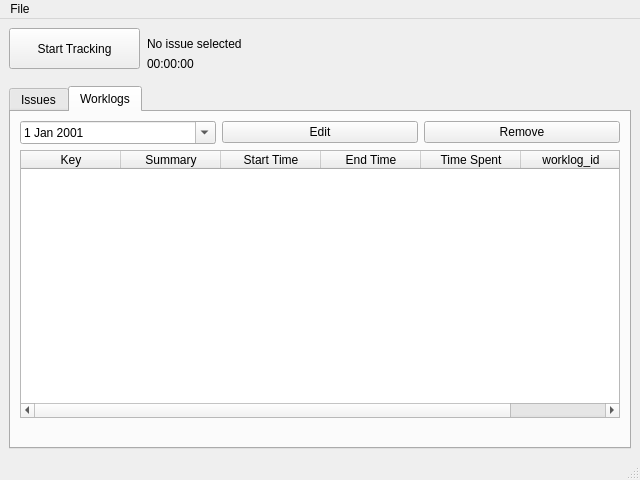
Above: resources/main_window.ui from citizen-stig/pyjtt before the change. Below: the same form after it.
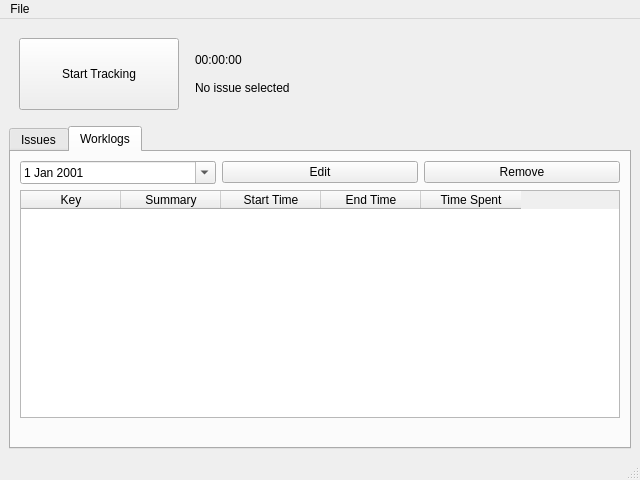
That is the form after the change. The open tabs and pages were chosen to show the change. Icons and pictures are not drawn.

Commit message: Migration part 3: start GUI refactoring

Diff of the .ui file:
```diff
--- a/resources/main_window.ui
+++ b/resources/main_window.ui
@@ -34,7 +34,7 @@
     <item row="1" column="0">
      <widget class="QTabWidget" name="tabWidget">
       <property name="currentIndex">
-       <number>0</number>
+       <number>1</number>
       </property>
       <widget class="QWidget" name="tabIssues">
        <attribute name="title">
@@ -81,6 +81,9 @@
           <property name="selectionBehavior">
            <enum>QAbstractItemView::SelectRows</enum>
           </property>
+          <property name="gridStyle">
+           <enum>Qt::DotLine</enum>
+          </property>
           <property name="sortingEnabled">
            <bool>true</bool>
           </property>
@@ -93,6 +96,9 @@
           <attribute name="horizontalHeaderMinimumSectionSize">
            <number>30</number>
           </attribute>
+          <attribute name="horizontalHeaderStretchLastSection">
+           <bool>true</bool>
+          </attribute>
           <attribute name="verticalHeaderVisible">
            <bool>false</bool>
           </attribute>
@@ -109,6 +115,9 @@
            <property name="text">
             <string>Key</string>
            </property>
+           <property name="textAlignment">
+            <set>AlignHCenter|AlignVCenter|AlignCenter</set>
+           </property>
           </column>
           <column>
            <property name="text">
@@ -124,24 +133,13 @@
         <string>Worklogs</string>
        </attribute>
        <layout class="QGridLayout" name="gridLayout_2">
-        <item row="0" column="0">
-         <widget class="QDateEdit" name="dateDayWorklogEdit">
-          <property name="calendarPopup">
-           <bool>true</bool>
-          </property>
-          <property name="date">
-           <date>
-            <year>2001</year>
-            <month>1</month>
-            <day>1</day>
-           </date>
-          </property>
-         </widget>
-        </item>
-        <item row="0" column="1">
-         <widget class="QPushButton" name="editWorklog">
+        <item row="2" column="0" colspan="3">
+         <widget class="QLabel" name="labelDaySummary">
           <property name="text">
-           <string>Edit</string>
+           <string/>
+          </property>
+          <property name="alignment">
+           <set>Qt::AlignRight|Qt::AlignTrailing|Qt::AlignVCenter</set>
           </property>
          </widget>
         </item>
@@ -169,19 +167,37 @@
           <property name="selectionBehavior">
            <enum>QAbstractItemView::SelectRows</enum>
           </property>
+          <property name="gridStyle">
+           <enum>Qt::DashLine</enum>
+          </property>
           <property name="sortingEnabled">
            <bool>true</bool>
           </property>
+          <attribute name="horizontalHeaderCascadingSectionResizes">
+           <bool>false</bool>
+          </attribute>
+          <attribute name="horizontalHeaderHighlightSections">
+           <bool>true</bool>
+          </attribute>
+          <attribute name="horizontalHeaderStretchLastSection">
+           <bool>false</bool>
+          </attribute>
           <attribute name="verticalHeaderVisible">
            <bool>false</bool>
           </attribute>
           <attribute name="verticalHeaderDefaultSectionSize">
            <number>22</number>
           </attribute>
+          <attribute name="verticalHeaderStretchLastSection">
+           <bool>false</bool>
+          </attribute>
           <column>
            <property name="text">
             <string>Key</string>
            </property>
+           <property name="textAlignment">
+            <set>AlignHCenter|AlignVCenter|AlignCenter</set>
+           </property>
           </column>
           <column>
            <property name="text">
@@ -192,31 +208,52 @@
            <property name="text">
             <string>Start Time</string>
            </property>
+           <property name="textAlignment">
+            <set>AlignHCenter|AlignVCenter|AlignCenter</set>
+           </property>
           </column>
           <column>
            <property name="text">
             <string>End Time</string>
            </property>
+           <property name="textAlignment">
+            <set>AlignHCenter|AlignVCenter|AlignCenter</set>
+           </property>
           </column>
           <column>
            <property name="text">
             <string>Time Spent</string>
            </property>
-          </column>
-          <column>
-           <property name="text">
-            <string>worklog_id</string>
+           <property name="textAlignment">
+            <set>AlignHCenter|AlignVCenter|AlignCenter</set>
            </property>
           </column>
          </widget>
         </item>
-        <item row="2" column="0" colspan="3">
-         <widget class="QLabel" name="labelDaySummary">
+        <item row="0" column="1">
+         <widget class="QPushButton" name="editWorklog">
           <property name="text">
-           <string/>
+           <string>Edit</string>
           </property>
-          <property name="alignment">
-           <set>Qt::AlignRight|Qt::AlignTrailing|Qt::AlignVCenter</set>
+         </widget>
+        </item>
+        <item row="0" column="0">
+         <widget class="QDateEdit" name="dateDayWorklogEdit">
+          <property name="sizePolicy">
+           <sizepolicy hsizetype="Preferred" vsizetype="Maximum">
+            <horstretch>0</horstretch>
+            <verstretch>0</verstretch>
+           </sizepolicy>
+          </property>
+          <property name="calendarPopup">
+           <bool>true</bool>
+          </property>
+          <property name="date">
+           <date>
+            <year>2001</year>
+            <month>1</month>
+            <day>1</day>
+           </date>
           </property>
          </widget>
         </item>
@@ -225,85 +262,123 @@
      </widget>
     </item>
     <item row="0" column="0">
-     <layout class="QFormLayout" name="formLayout">
+     <layout class="QVBoxLayout" name="verticalLayout_4">
       <property name="sizeConstraint">
        <enum>QLayout::SetDefaultConstraint</enum>
       </property>
-      <property name="fieldGrowthPolicy">
-       <enum>QFormLayout::FieldsStayAtSizeHint</enum>
-      </property>
-      <item row="0" column="1">
-       <widget class="QWidget" name="widgetOnlineTracking" native="true">
-        <layout class="QVBoxLayout" name="verticalLayout" stretch="0,0">
-         <property name="sizeConstraint">
-          <enum>QLayout::SetDefaultConstraint</enum>
-         </property>
-         <property name="leftMargin">
-          <number>1</number>
-         </property>
-         <item>
-          <widget class="QLabel" name="labelSelectedIssue">
-           <property name="sizePolicy">
-            <sizepolicy hsizetype="Preferred" vsizetype="Preferred">
-             <horstretch>0</horstretch>
-             <verstretch>0</verstretch>
-            </sizepolicy>
-           </property>
-           <property name="acceptDrops">
-            <bool>false</bool>
-           </property>
-           <property name="text">
-            <string>No issue selected</string>
-           </property>
-           <property name="scaledContents">
-            <bool>false</bool>
-           </property>
-           <property name="margin">
-            <number>0</number>
-           </property>
-           <property name="indent">
-            <number>-1</number>
-           </property>
-           <property name="textInteractionFlags">
-            <set>Qt::TextSelectableByMouse</set>
-           </property>
-          </widget>
-         </item>
-         <item>
-          <widget class="QLabel" name="labelTimeSpent">
-           <property name="text">
-            <string>00:00:00</string>
-           </property>
-          </widget>
-         </item>
-        </layout>
-       </widget>
-      </item>
-      <item row="0" column="0">
-       <widget class="QPushButton" name="startStopTracking">
-        <property name="minimumSize">
-         <size>
-          <width>131</width>
-          <height>41</height>
-         </size>
+      <item>
+       <layout class="QHBoxLayout" name="horizontalLayout">
+        <property name="leftMargin">
+         <number>10</number>
         </property>
-        <property name="text">
-         <string>Start Tracking</string>
+        <property name="topMargin">
+         <number>10</number>
         </property>
-        <property name="icon">
-         <iconset resource="pyjtt_res.qrc">
-          <normaloff>:/res/icons/start.ico</normaloff>:/res/icons/start.ico</iconset>
+        <property name="rightMargin">
+         <number>10</number>
         </property>
-        <property name="iconSize">
-         <size>
-          <width>32</width>
-          <height>32</height>
-         </size>
+        <property name="bottomMargin">
+         <number>10</number>
         </property>
-        <property name="checkable">
-         <bool>true</bool>
-        </property>
-       </widget>
+        <item>
+         <widget class="QPushButton" name="startStopTracking">
+          <property name="enabled">
+           <bool>true</bool>
+          </property>
+          <property name="sizePolicy">
+           <sizepolicy hsizetype="Fixed" vsizetype="Fixed">
+            <horstretch>0</horstretch>
+            <verstretch>0</verstretch>
+           </sizepolicy>
+          </property>
+          <property name="minimumSize">
+           <size>
+            <width>160</width>
+            <height>72</height>
+           </size>
+          </property>
+          <property name="maximumSize">
+           <size>
+            <width>160</width>
+            <height>72</height>
+           </size>
+          </property>
+          <property name="layoutDirection">
+           <enum>Qt::LeftToRight</enum>
+          </property>
+          <property name="text">
+           <string>Start Tracking</string>
+          </property>
+          <property name="icon">
+           <iconset resource="pyjtt_res.qrc">
+            <normaloff>:/res/icons/start.ico</normaloff>:/res/icons/start.ico</iconset>
+          </property>
+          <property name="iconSize">
+           <size>
+            <width>32</width>
+            <height>32</height>
+           </size>
+          </property>
+          <property name="checkable">
+           <bool>true</bool>
+          </property>
+          <property name="flat">
+           <bool>false</bool>
+          </property>
+         </widget>
+        </item>
+        <item>
+         <layout class="QVBoxLayout" name="verticalLayout">
+          <property name="leftMargin">
+           <number>10</number>
+          </property>
+          <property name="topMargin">
+           <number>10</number>
+          </property>
+          <property name="rightMargin">
+           <number>10</number>
+          </property>
+          <property name="bottomMargin">
+           <number>10</number>
+          </property>
+          <item>
+           <widget class="QLabel" name="labelTimeSpent">
+            <property name="text">
+             <string>00:00:00</string>
+            </property>
+           </widget>
+          </item>
+          <item>
+           <widget class="QLabel" name="labelSelectedIssue">
+            <property name="sizePolicy">
+             <sizepolicy hsizetype="Preferred" vsizetype="Preferred">
+              <horstretch>0</horstretch>
+              <verstretch>0</verstretch>
+             </sizepolicy>
+            </property>
+            <property name="acceptDrops">
+             <bool>false</bool>
+            </property>
+            <property name="text">
+             <string>No issue selected</string>
+            </property>
+            <property name="scaledContents">
+             <bool>false</bool>
+            </property>
+            <property name="margin">
+             <number>0</number>
+            </property>
+            <property name="indent">
+             <number>-1</number>
+            </property>
+            <property name="textInteractionFlags">
+             <set>Qt::TextSelectableByMouse</set>
+            </property>
+           </widget>
+          </item>
+         </layout>
+        </item>
+       </layout>
       </item>
      </layout>
     </item>
@@ -315,7 +390,7 @@
      <x>0</x>
      <y>0</y>
      <width>640</width>
-     <height>19</height>
+     <height>22</height>
     </rect>
    </property>
    <widget class="QMenu" name="menuFile">
@@ -325,6 +400,7 @@
     <addaction name="actionReresh_issue"/>
     <addaction name="actionFull_refresh"/>
     <addaction name="separator"/>
+    <addaction name="actionLogout"/>
     <addaction name="actionExit"/>
    </widget>
    <addaction name="menuFile"/>
@@ -355,6 +431,11 @@
     <string>About</string>
    </property>
   </action>
+  <action name="actionLogout">
+   <property name="text">
+    <string>Logout</string>
+   </property>
+  </action>
  </widget>
  <tabstops>
   <tabstop>tabWidget</tabstop>
```
The commit also changes 26 other files.
